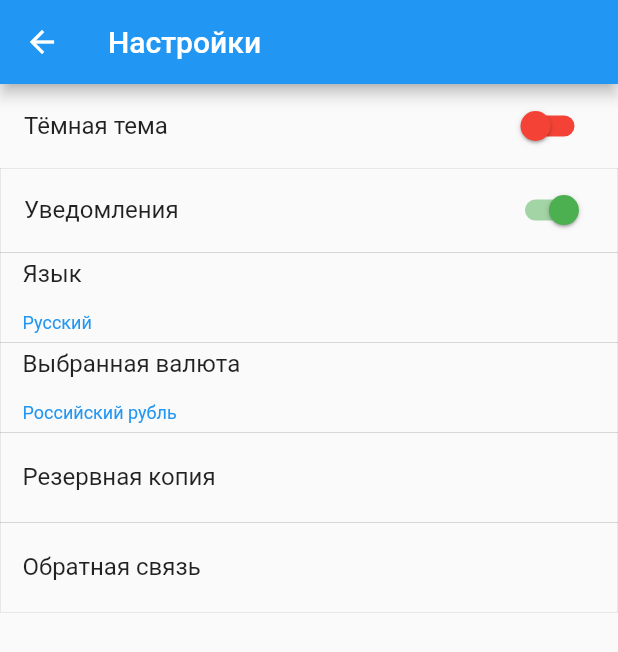
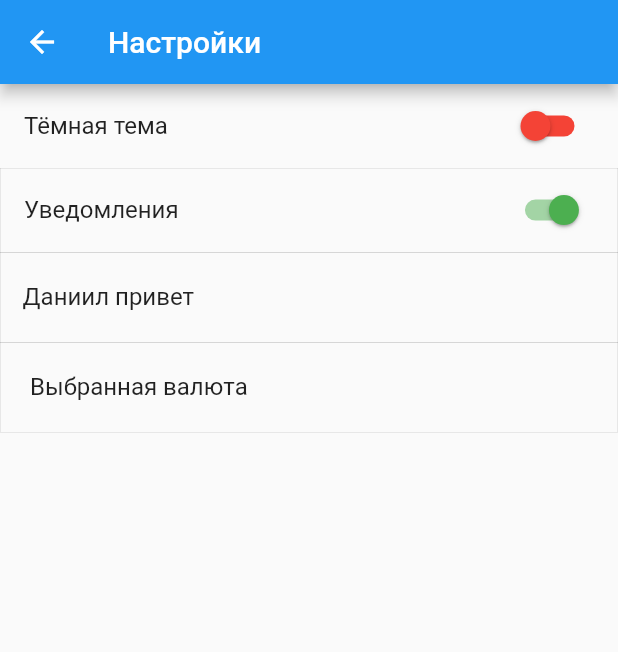
Before and after one commit to andryfaciy/Flatter_App, a Flutter app: the SettingsPage screen opened directly, after a tap on "Уведомления", on a phone screen of 412 x 824 dp. Shown: the top 652 px of the screen. Run offline on Flutter 3.47's test engine with Material 2 defaults, Android fonts, the phone set to English and light mode, and no system bars.

Commit message:
Andryfaciy
Болгов,учи теорию! Починил кнопки в настройках и кнопку назад в кошельках,еще раз что нибудь сломаешь и я сломаю тебя,люблю.

```diff
--- a/flutter_app/lib/main.dart
+++ b/flutter_app/lib/main.dart
@@ -9,6 +9,7 @@ class MyApp extends StatelessWidget {
   Widget build(BuildContext context) {
     return new MaterialApp(
       title: 'Flutter Demo',
+      debugShowCheckedModeBanner: false,
       home: new MyHomePage(),
     );
   }
@@ -35,7 +36,10 @@ class _MyHomePageState extends State<MyHomePage> {
           ButtonTheme(
             height: 60,
             child: RaisedButton(
-                  onPressed: () {Navigator.push(context,MaterialPageRoute(builder: (context) => MyHomePage()));},
+              onPressed: () {
+                Navigator.push(context,
+                    MaterialPageRoute(builder: (context) => MyHomePage()));
+              },
               child: Text('История', style: TextStyle(fontSize: 15)),
               color: Colors.white,
             ),
@@ -43,7 +47,10 @@ class _MyHomePageState extends State<MyHomePage> {
           ButtonTheme(
             height: 60,
             child: RaisedButton(
-                  onPressed: () {Navigator.push(context,MaterialPageRoute(builder: (context) => TemplatesPage()));},
+              onPressed: () {
+                Navigator.push(context,
+                    MaterialPageRoute(builder: (context) => TemplatesPage()));
+              },
               child: Text('Шаблоны', style: TextStyle(fontSize: 15)),
               color: Colors.white,
             ),
@@ -51,7 +58,10 @@ class _MyHomePageState extends State<MyHomePage> {
           ButtonTheme(
             height: 60,
             child: RaisedButton(
-                  onPressed: () {Navigator.push(context,MaterialPageRoute(builder: (context) => ReportsPage()));},
+              onPressed: () {
+                Navigator.push(context,
+                    MaterialPageRoute(builder: (context) => ReportsPage()));
+              },
               child: Text('Отчеты', style: TextStyle(fontSize: 15)),
               color: Colors.white,
             ),
@@ -59,7 +69,10 @@ class _MyHomePageState extends State<MyHomePage> {
           ButtonTheme(
             height: 60,
             child: RaisedButton(
-                  onPressed: () {Navigator.push(context,MaterialPageRoute(builder: (context) => SettingsPage()));},
+              onPressed: () {
+                Navigator.push(context,
+                    MaterialPageRoute(builder: (context) => SettingsPage()));
+              },
               child: Text('Настройки', style: TextStyle(fontSize: 15)),
               color: Colors.white,
             ),
@@ -67,11 +80,13 @@ class _MyHomePageState extends State<MyHomePage> {
           ButtonTheme(
               height: 60,
               child: RaisedButton(
-                    onPressed: () {Navigator.push(context,MaterialPageRoute(builder: (context) => WalletsPage()));},
+                onPressed: () {
+                  Navigator.push(context,
+                      MaterialPageRoute(builder: (context) => WalletsPage()));
+                },
                 child: Text('Кошельки', style: TextStyle(fontSize: 15)),
                 color: Colors.white,
               ))
-
         ],
       )),
     );
@@ -83,13 +98,13 @@ class SettingsPage extends StatefulWidget {
   State<StatefulWidget> createState() => new _TabsPageState();
 }
 
-class _TabsPageState extends State<SettingsPage>{
-  bool lights;
+class _TabsPageState extends State<SettingsPage> {
   bool isInstructionView;
+  bool isInstructionTheme;
   @override
   void initState() {
     isInstructionView = Global.shared.isInstructionView;
-    lights = Global.shared.lights;
+    isInstructionTheme = Global.shared.isInstructionView;
     super.initState();
   }
 
@@ -99,19 +114,19 @@ class _TabsPageState extends State<SettingsPage>{
       appBar: new AppBar(
         title: new Text("Настройки"),
       ),
-      body: Column(
-        children:[
-        new Container( alignment: FractionalOffset(0.95, 0.02),
-        child:  SwitchListTile(
-          title: Text("Тёмная тема", style: TextStyle(fontSize: 16)),
-          value: isInstructionView,
+      body: Column(children: [
+        new Container(
+          alignment: FractionalOffset(0.95, 0.02),
+          child: SwitchListTile(
+            title: Text("Тёмная тема"),
+            value: isInstructionTheme,
             onChanged: (bool isOn) {
               print(isOn);
               setState(() {
-              isInstructionView = isOn;
+                isInstructionTheme = isOn;
                 Global.shared.isInstructionView = isOn;
-              isOn =!isOn;
-              print(isInstructionView);
+                isOn = !isOn;
+                print(isInstructionTheme);
               });
             },
             activeColor: Colors.green,
@@ -119,22 +134,22 @@ class _TabsPageState extends State<SettingsPage>{
             inactiveThumbColor: Colors.red,
           ),
         ),
-          new Container( alignment: FractionalOffset(0.95, 0.02),
+        new Container(
+          alignment: FractionalOffset(0.95, 0.02),
           decoration: BoxDecoration(
               border: Border.all(
             width: 0.05,
-                )
-            ),
-            child:  SwitchListTile(
-              title: Text("Уведомления", style: TextStyle(fontSize: 16)),
-              value: lights,
+          )),
+          child: SwitchListTile(
+            title: Text("Уведомления"),
+            value: isInstructionView,
             onChanged: (bool isOn) {
               print(isOn);
               setState(() {
-                  lights = isOn;
-                  Global.shared.lights = isOn;
-                  isOn =!isOn;
-                  print(lights);
+                isInstructionView = isOn;
+                Global.shared.isInstructionView = isOn;
+                isOn = !isOn;
+                print(isInstructionView);
               });
             },
             activeColor: Colors.green,
@@ -153,126 +168,54 @@ class _TabsPageState extends State<SettingsPage>{
             decoration: BoxDecoration(
                 border: Border.all(
               width: 0.05,
-                )
-            ),
+            )),
             child: Padding(
-             padding: EdgeInsets.fromLTRB(15, 5, 0, 5),
-             child: Column(
-               crossAxisAlignment: CrossAxisAlignment.start,
-               children: [
-                 Container(
-                   height: 35,
-                   child: Text("Язык", style: TextStyle(fontSize: 16)),
-                 ),
-                 Container(
-                   height: 14,
-                   child: Text("Русский",style: TextStyle(fontSize: 12 , color: Colors.blue), textAlign: TextAlign.left),
-                 ),
-               ],
+              padding: EdgeInsets.fromLTRB(15, 0, 0, 0),
+              child: Text("Даниил привет",
+                  style: TextStyle(fontSize: 16), textAlign: TextAlign.left),
             ),
           ),
         ),
-          ),
-          GestureDetector(
-            onTap: () {
-              print("Tapped a Container");
-            },
-            child: Container(
+        new Container(
           height: 60,
-              width: MediaQuery.of(context).size.width,
-              alignment: Alignment.centerLeft,
+          padding: EdgeInsets.all(20),
+          child: new Text("Выбранная валюта", style: TextStyle(fontSize: 16)),
+          alignment: Alignment.topLeft,
           decoration: BoxDecoration(
               border: Border.all(
             width: 0.05,
-                  )
+          )),
         ),
-              child: Padding(
-                padding: EdgeInsets.fromLTRB(15, 5, 0, 5),
-                child: Column(
-                        crossAxisAlignment: CrossAxisAlignment.start,
-                        children: [
-                             Container(
-                                   height: 35,
-                                   child: Text("Выбранная валюта", style: TextStyle(fontSize: 16)),
+      ]),
+    );
+  }
+}
+
+class Global {
+  static final shared = Global();
+  bool isInstructionView = false;
+}
+
+class TemplatesPage extends StatelessWidget {
+  //Экран Шаблоны
+  @override
+  Widget build(BuildContext context) {
+    return Scaffold(
+      appBar: AppBar(
+        title: Text('Шаблоны'),
+        leading: IconButton(
+          icon: Icon(
+            Icons.arrow_back,
           ),
-                             Container(
-                                   height: 14,
-                                   child: Text("Российский рубль",style: TextStyle(fontSize: 12 , color: Colors.blue), textAlign: TextAlign.left),
+          onPressed: () => Navigator.pop(context, false),
         ),
-                             ],
-                ),
-                 ),
-            ),
-          ),
-          GestureDetector(
-            onTap: () {
-              print("Tapped a Container");
-            },
-            child: Container(
-              height: 60,
-              width: MediaQuery.of(context).size.width,
-              alignment: Alignment.centerLeft,
-              decoration: BoxDecoration(
-                  border: Border.all(
-                    width: 0.05,
-                  )
-              ),
-              child: Padding(
-                padding: EdgeInsets.fromLTRB(15, 20, 0 , 0),
-                child: Column(
-                  children: [
-                    Text("Резервная копия" , style: TextStyle(fontSize: 16))
-                  ],
-                ),
-              ),
-            ),
-          ),
-          GestureDetector(
-            onTap: () {
-              print("Tapped a Container");
-            },
-            child: Container(
-              height: 60,
-              width: MediaQuery.of(context).size.width,
-              alignment: Alignment.centerLeft,
-              decoration: BoxDecoration(
-                  border: Border.all(
-                    width: 0.05,
-                  )
-              ),
-              child: Padding(
-                padding: EdgeInsets.fromLTRB(15, 20, 0 , 0),
-                child: Column(
-                  children: [
-                    Text("Обратная связь" , style: TextStyle(fontSize: 16))
-                  ],
-                ),
-              ),
-            ),
-          ),
-        ]
       ),
     );
   }
 }
 
-class Global{
-  static final shared =Global();
-  bool isInstructionView = false;
-  bool lights = false;
-}
-
-class TemplatesPage extends StatelessWidget {   //Экран Шаблоны
-  @override
-  Widget build(BuildContext context) {
-    return Scaffold(
-      appBar: AppBar(title: Text('Шаблоны'),
-      ),
-    );
-  }
-}
-
-class WalletsPage extends StatelessWidget {   //Экран кошельков
+class WalletsPage extends StatelessWidget {
+  //Экран кошельков
   @override
   Widget build(BuildContext context) {
     return MaterialApp(
@@ -280,7 +223,15 @@ class WalletsPage extends StatelessWidget {   //Экран кошельков
         primarySwatch: Colors.blue,
       ),
       home: Scaffold(
-        appBar: AppBar(title: Text('Кошельки')),
+        appBar: AppBar(
+          title: Text('Кошельки'),
+          leading: IconButton(
+            icon: Icon(
+              Icons.arrow_back,
+            ),
+            onPressed: () => Navigator.pop(context, false),
+          ),
+        ),
         body: BodyLayout(),
       ),
     );
@@ -313,10 +264,13 @@ Widget _myListView(BuildContext context) {
   );
 }
 
-class ReportsPage extends StatelessWidget {   //Экран отчетов
+class ReportsPage extends StatelessWidget {
+  //Экран отчетов
   Widget build(BuildContext context) {
     return Scaffold(
-      appBar: AppBar(title: Text('Отчеты'),),
+      appBar: AppBar(
+        title: Text('Отчеты'),
+      ),
     );
   }
 }
```
Lines whose indentation alone changed are shown as unchanged.
